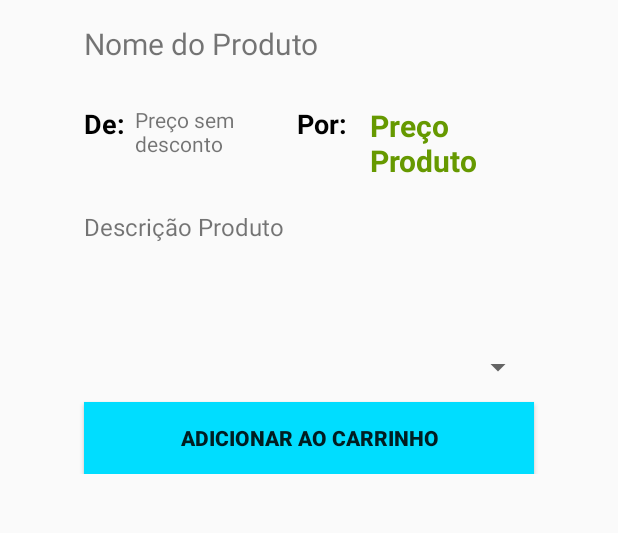
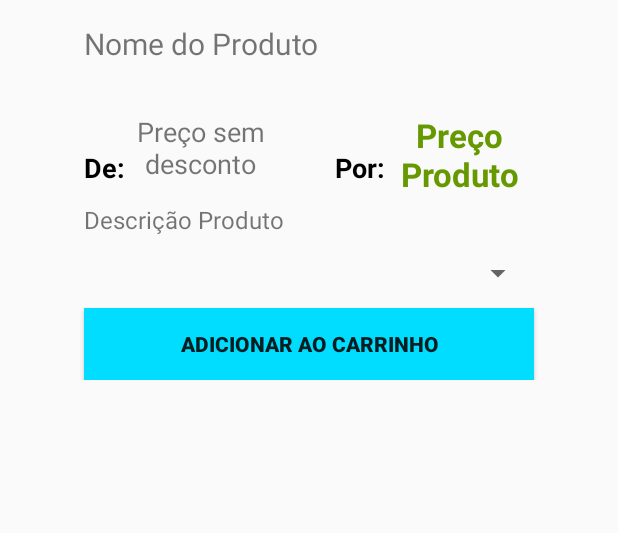
Before and after one commit to URWay/Gandalf-App, an Android app: the descProduto screen opened directly, with no data from a screen before it, on a phone screen of 412 x 824 dp, the part 399-932 px from its top. Run offline under Robolectric (Android 15) with nearby library versions, the phone set to English and light mode, and no system bars.

Commit message:
Detalhe Produto

```diff
--- a/PIQuatro/app/src/main/res/layout/activity_detalhe_produto.xml
+++ b/PIQuatro/app/src/main/res/layout/activity_detalhe_produto.xml
@@ -26,18 +26,18 @@
             android:layout_height="200dp"
             app:srcCompat="@drawable/logogandalf"
             android:layout_alignParentTop="true"
-            android:layout_alignStart="@+id/textView32"
-            android:layout_marginTop="66dp" />
+            android:layout_marginTop="66dp"
+            android:layout_alignParentStart="true"
+            android:layout_alignParentEnd="true" />
 
             <TextView
                 android:id="@+id/txtdescricao"
                 android:layout_width="300dp"
-                android:layout_height="80dp"
-                android:text="Descrição Produto"
-                android:textSize="16sp"
+                android:layout_height="wrap_content"
                 android:layout_below="@+id/txtprecodesc"
                 android:layout_centerHorizontal="true"
-                android:layout_marginTop="10dp" />
+                android:text="Descrição Produto"
+                android:textSize="16sp" />
 
         <Button
             android:id="@+id/btnvolta"
@@ -56,24 +56,23 @@
             <TextView
                 android:id="@+id/txt1"
                 android:layout_width="wrap_content"
-            android:layout_height="wrap_content"
-            android:layout_alignEnd="@+id/imgproduto"
-            android:layout_alignStart="@+id/imgproduto"
+                android:layout_height="60dp"
+                android:layout_alignEnd="@+id/txtprecodesc"
                 android:layout_below="@+id/imgproduto"
                 android:layout_marginTop="15dp"
+                android:text="Nome do Produto"
                 android:textSize="20dp"
-            android:text="Nome do Produto" />
+                android:layout_alignStart="@+id/txtdescricao" />
 
             <TextView
                 android:id="@+id/txtprecodesc"
                 android:layout_width="100dp"
                 android:layout_height="60dp"
                 android:text="Preço Produto"
-            android:layout_marginTop="27dp"
+                android:textAlignment="center"
                 android:textColor="@android:color/holo_green_dark"
-            android:textSize="20sp"
+                android:textSize="22sp"
                 android:textStyle="bold"
-            android:layout_marginEnd="9dp"
                 android:layout_below="@+id/txt1"
                 android:layout_alignEnd="@+id/txtdescricao" />
 
@@ -85,31 +84,32 @@
             android:textColor="@android:color/background_dark"
             android:textSize="18sp"
             android:textStyle="bold"
-            android:layout_alignTop="@+id/txtpreco"
-            android:layout_alignStart="@+id/txtdescricao" />
+            android:layout_marginBottom="11dp"
+            android:layout_above="@+id/txtdescricao"
+            android:layout_alignStart="@+id/txt1" />
 
         <TextView
             android:id="@+id/textView34"
             android:layout_width="wrap_content"
             android:layout_height="wrap_content"
-            android:layout_marginEnd="16dp"
             android:text="Por:"
             android:textAlignment="center"
             android:textColor="@android:color/background_dark"
             android:textSize="18sp"
             android:textStyle="bold"
-            android:layout_alignBaseline="@+id/textView32"
-            android:layout_alignBottom="@+id/textView32"
-            android:layout_toStartOf="@+id/txtprecodesc" />
+            android:layout_toStartOf="@+id/txtprecodesc"
+            android:layout_alignBottom="@+id/txtprecodesc"
+            android:layout_alignTop="@+id/textView32" />
 
             <TextView
                 android:id="@+id/txtpreco"
                 android:layout_width="100dp"
                 android:layout_height="60dp"
                 android:text="Preço sem desconto"
-            android:layout_alignTop="@+id/txtprecodesc"
-            android:layout_toStartOf="@+id/textView34"
-            android:layout_marginEnd="7dp" />
+                android:textAlignment="center"
+                android:textSize="18sp"
+                android:layout_below="@+id/txt1"
+                android:layout_toEndOf="@+id/textView32" />
 
             <Spinner
                 android:id="@+id/spnQtd"
```
Lines whose indentation alone changed are shown as unchanged.
